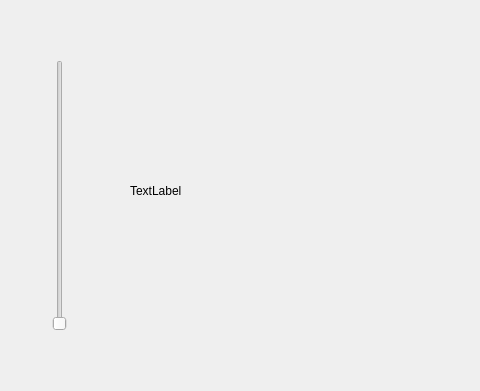
Before: the Qt Designer form opacity_ui/opacity_ui.ui in koegl/SlicerMRUSLandmarking, drawn with Qt 5; both pictures show x 0 to 480 and y 90 to 481 of the 800 by 600 pixel window.
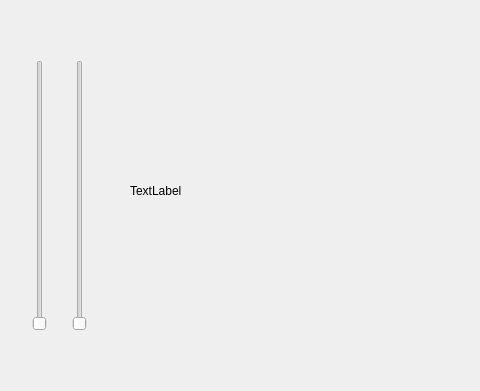
After: the same form once the commit is applied.

Diff of the .ui file:
```diff
--- a/opacity_ui/opacity_ui.ui
+++ b/opacity_ui/opacity_ui.ui
@@ -17,7 +17,7 @@
    <widget class="QSlider" name="verticalSlider">
     <property name="geometry">
      <rect>
-      <x>50</x>
+      <x>30</x>
       <y>150</y>
       <width>20</width>
       <height>271</height>
@@ -40,6 +40,19 @@
      <string>TextLabel</string>
     </property>
    </widget>
+   <widget class="QSlider" name="verticalSlider_2">
+    <property name="geometry">
+     <rect>
+      <x>70</x>
+      <y>150</y>
+      <width>20</width>
+      <height>271</height>
+     </rect>
+    </property>
+    <property name="orientation">
+     <enum>Qt::Vertical</enum>
+    </property>
+   </widget>
   </widget>
   <widget class="QMenuBar" name="menubar">
    <property name="geometry">
```
